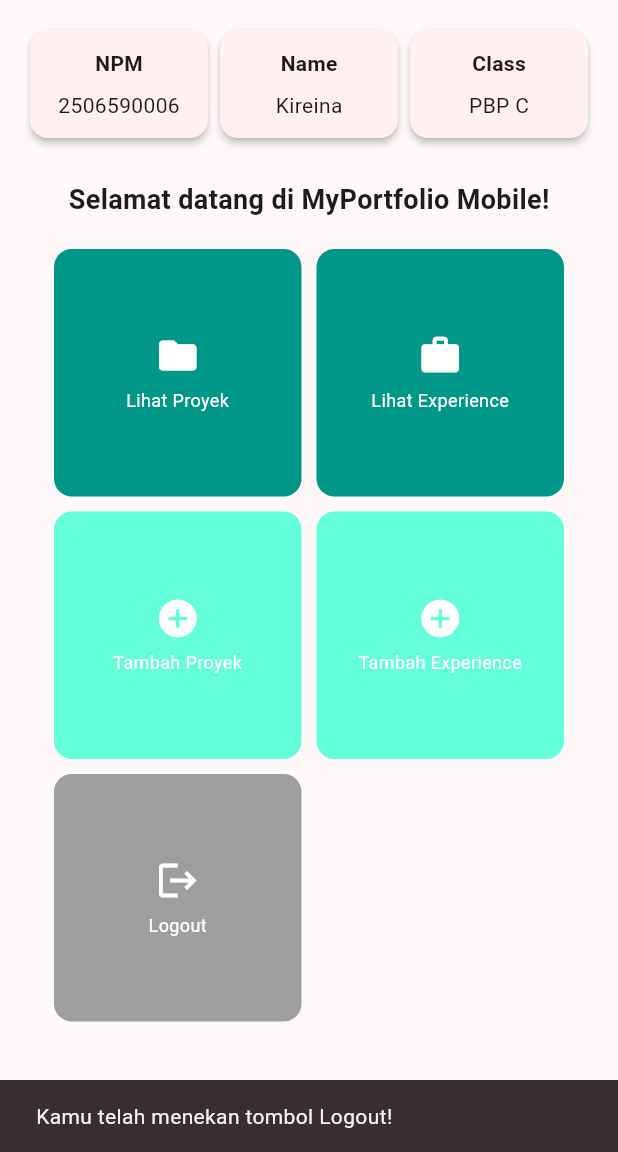
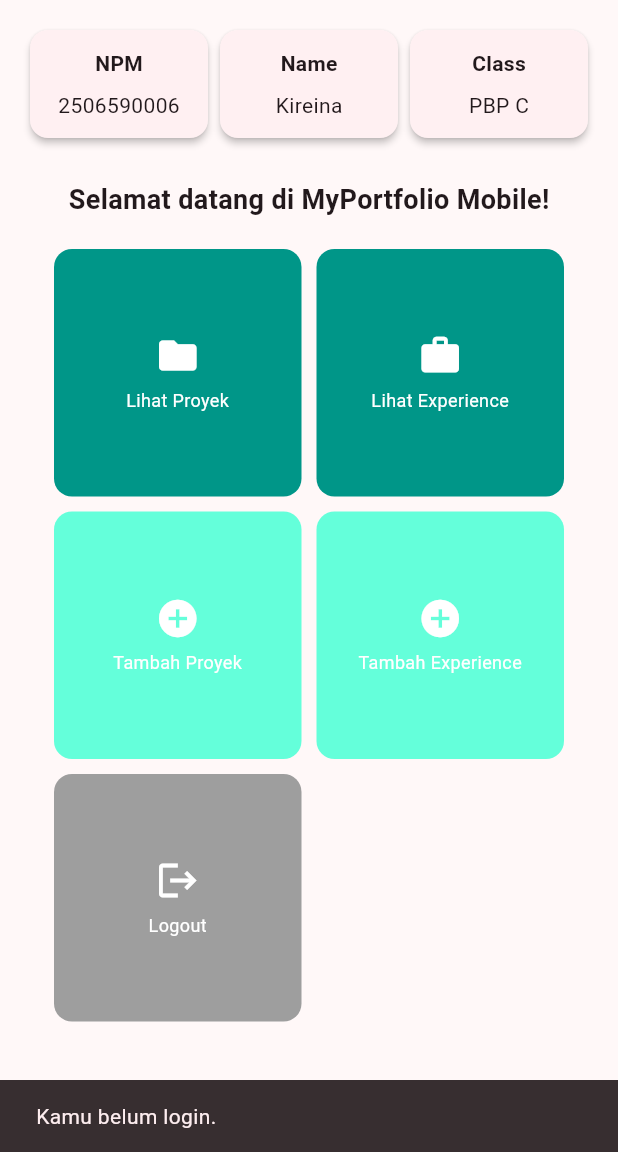
Before and after one commit to kireinaura12/myportofolio_mobile, a Flutter app: the screen it shows after launch, after a tap on "Logout", on a phone screen of 412 x 824 dp, the part 84-1236 px from its top. Run offline on Flutter 3.47's test engine with Material 3 defaults, Android fonts, the phone set to English and light mode, and no system bars; our stand-ins replace material_ui; generated files the repository leaves out were written again; network calls fail.

Commit message:
feat: provide AuthState via MultiProvider and protect add project actions

```diff
--- a/lib/main.dart
+++ b/lib/main.dart
@@ -2,18 +2,24 @@ import 'package:material_ui/material_ui.dart';
 import 'package:myportofolio_mobile/screens/menu.dart';
 import 'package:provider/provider.dart';
 import 'package:myportofolio_mobile/services/api_client.dart';
+import 'package:myportofolio_mobile/services/auth_state.dart';
 
 void main() {
-  runApp(const MyApp());
+  runApp(MyApp(apiClient: ApiClient()));
 }
 
 class MyApp extends StatelessWidget {
-  const MyApp({super.key});
+  const MyApp({required this.apiClient, super.key});
+
+  final ApiClient apiClient;
 
   @override
   Widget build(BuildContext context) {
-    return Provider<ApiClient>(
-      create: (_) => ApiClient(),
+    return MultiProvider(
+      providers: [
+        Provider.value(value: apiClient),
+        ChangeNotifierProvider(create: (_) => AuthState(apiClient)),
+      ],
       child: MaterialApp(
         title: 'My Portofolio',
         theme: ThemeData(
--- a/lib/widgets/left_drawer.dart
+++ b/lib/widgets/left_drawer.dart
@@ -2,12 +2,16 @@ import 'package:material_ui/material_ui.dart';
 import 'package:myportofolio_mobile/screens/menu.dart';
 import 'package:myportofolio_mobile/screens/project_form.dart';
 import 'package:myportofolio_mobile/screens/experience_form.dart';
+import 'package:provider/provider.dart';
+import 'package:myportofolio_mobile/services/auth_state.dart';
+import 'package:myportofolio_mobile/widgets/auth_guard.dart';
 
 class LeftDrawer extends StatelessWidget {
   const LeftDrawer({super.key});
 
   @override
   Widget build(BuildContext context) {
+    final isLoggedIn = context.watch<AuthState>().isLoggedIn;
     return Drawer(
       child: ListView(
         children: [
@@ -48,10 +52,10 @@ class LeftDrawer extends StatelessWidget {
           ListTile(
             leading: const Icon(Icons.add_circle_outline),
             title: const Text('Add Project'),
-            // Navigasi ke halaman tambah proyek
-            onTap: () {
-              Navigator.pushReplacement(
-                context,
+            onTap: () async {
+              final navigator = Navigator.of(context);
+              if (!await ensureLoggedIn(context)) return;
+              navigator.pushReplacement(
                 MaterialPageRoute(
                   builder: (context) => const ProjectFormPage(),
                 ),
@@ -71,6 +75,29 @@ class LeftDrawer extends StatelessWidget {
               );
             },
           ),
+          if (!isLoggedIn)
+            ListTile(
+              leading: const Icon(Icons.login),
+              title: const Text('Login'),
+              onTap: () async {
+                Navigator.pop(context); // tutup drawer
+                await ensureLoggedIn(context);
+              },
+            )
+          else
+            ListTile(
+              leading: const Icon(Icons.logout),
+              title: const Text('Logout'),
+              onTap: () async {
+                final messenger = ScaffoldMessenger.of(context);
+                final auth = context.read<AuthState>();
+                Navigator.pop(context);
+                await auth.logout();
+                messenger.showSnackBar(
+                  const SnackBar(content: Text('Kamu berhasil logout.')),
+                );
+              },
+            ),
         ],
       ),
     );
--- a/lib/widgets/project_card.dart
+++ b/lib/widgets/project_card.dart
@@ -3,6 +3,9 @@ import 'package:myportofolio_mobile/screens/menu.dart';
 import 'package:myportofolio_mobile/screens/project_form.dart';
 import 'package:myportofolio_mobile/screens/experience_form.dart';
 import 'package:myportofolio_mobile/screens/project_list_screen.dart';
+import 'package:provider/provider.dart';
+import 'package:myportofolio_mobile/services/auth_state.dart';
+import 'package:myportofolio_mobile/widgets/auth_guard.dart';
 
 class ItemCard extends StatelessWidget {
   final ItemHomepage item;
@@ -16,33 +19,52 @@ class ItemCard extends StatelessWidget {
       borderRadius: BorderRadius.circular(12),
       child: InkWell(
         // Aksi ketika kartu ditekan oleh pengguna.
-        onTap: () {
-          // Menampilkan SnackBar dengan pesan interaktif.
-          ScaffoldMessenger.of(context)
+        onTap: () async {
+          final messenger = ScaffoldMessenger.of(context);
+          final navigator = Navigator.of(context);
+          final auth = context.read<AuthState>();
+
+          if (item.name == "Logout") {
+            if (auth.isLoggedIn) {
+              await auth.logout();
+              messenger
+                ..hideCurrentSnackBar()
+                ..showSnackBar(
+                  const SnackBar(content: Text("Kamu berhasil logout.")),
+                );
+            } else {
+              messenger
+                ..hideCurrentSnackBar()
+                ..showSnackBar(
+                  const SnackBar(content: Text("Kamu belum login.")),
+                );
+            }
+            return;
+          }
+
+          messenger
             ..hideCurrentSnackBar()
             ..showSnackBar(
               SnackBar(
                 content: Text("Kamu telah menekan tombol ${item.name}!"),
               ),
             );
-          // Navigate ke halaman yang sesuai
+
           if (item.name == "Tambah Proyek") {
-            Navigator.push(
-              context,
+            if (!await ensureLoggedIn(context)) return;
+            navigator.push(
               MaterialPageRoute(builder: (context) => const ProjectFormPage()),
             );
           }
           if (item.name == "Tambah Experience") {
-            Navigator.push(
-              context,
+            navigator.push(
               MaterialPageRoute(
                 builder: (context) => const ExperienceFormPage(),
               ),
             );
           }
           if (item.name == "Lihat Proyek") {
-            Navigator.push(
-              context,
+            navigator.push(
               MaterialPageRoute(
                 builder: (context) => const ProjectListScreen(),
               ),
```
Also changed, not shown: 1 other file.
